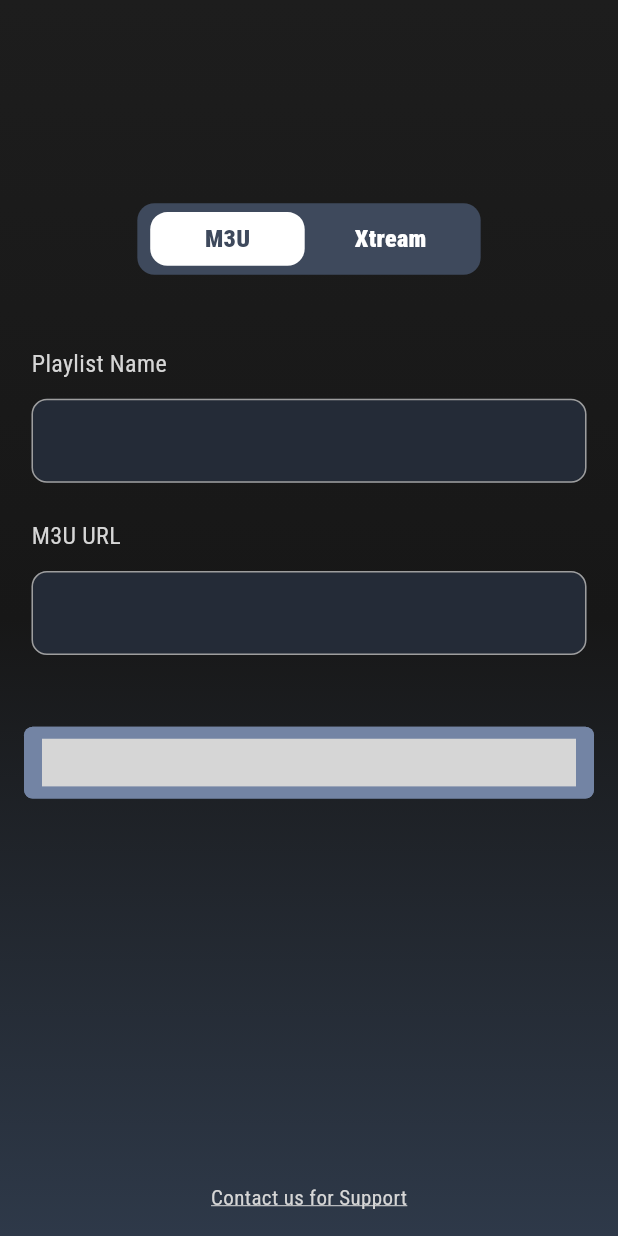
After one commit to rewannashat/WishApp, a Flutter app: the AddPlaylistScreen screen opened directly, on a phone screen of 412 x 824 dp. The commit adds this screen. Run offline on Flutter 3.47's test engine with Material 3 defaults, Android fonts, the phone set to English and light mode, and no system bars; drawn by our look-alikes of loader_overlay; our stand-ins replace bloc, device_info_plus, device_preview, flutter_bloc, flutter_screenutil, fluttertoast and 1 more; grey boxes are pictures that could not be loaded.

Commit message:
add login screens and cubit,states

```diff
--- a/lib/main.dart
+++ b/lib/main.dart
@@ -10,6 +10,7 @@ import 'package:wish/presentation/screens/BottomNav/bottomnav_cubit.dart';
 import 'package:wish/presentation/screens/BottomNav/bottomnavbar_view.dart';
 import 'package:wish/presentation/screens/Live/live_view.dart';
 import 'package:wish/presentation/screens/Live/live_viewModel/live_cubit.dart';
+import 'package:wish/presentation/screens/Logins/logins_viewModel/login_cubit.dart';
 import 'package:wish/presentation/screens/Logins/splash_view.dart';
 import 'package:wish/presentation/screens/More/more_view.dart';
 import 'package:wish/presentation/screens/Movie/movie_view.dart';
@@ -64,6 +65,9 @@ class MyApp extends StatelessWidget {
         BlocProvider(
           create: (context) => SeriesCubit(),
         ),
+        BlocProvider(
+          create: (context) => LoginCubit()..fetchDeviceData(),
+        ),
       ],
       child: MaterialApp(
         debugShowCheckedModeBanner: false,
--- a/lib/presentation/resources/font-manager.dart
+++ b/lib/presentation/resources/font-manager.dart
@@ -3,6 +3,8 @@ import 'dart:ui';
 
 class FontManager {
   static const String fontFamilyAPP = 'Almarai' ;
+  static const String fontFamAPP = 'Roboto' ;
+
 }
 
 class FontWightManager {
--- a/lib/presentation/resources/styles-manager.dart
+++ b/lib/presentation/resources/styles-manager.dart
@@ -36,14 +36,14 @@ TextStyle getRegularTextStyle({double fontSize = FontSize.s12, required Color co
 }
 
 // Medium text
-/*TextStyle getMediumTextStyle({double fontSize = FontSize.s15, required Color color}) {
+TextStyle getMediumTextStyle({double fontSize = FontSize.s15, required Color color}) {
   return _getTextStyle(
     fontSize: fontSize,
-    fontWeight: FontWightManager.fontWeightMedium,
-    fontFamily: FontManager.fontFamilyAPP,
+    fontWeight: FontWightManager.fontWeightRegular,
+    fontFamily: FontManager.fontFamAPP,
     color: color,
   );
-}*/
+}
 
 // SemiBold text
 TextStyle getSemiBoldTextStyle({double fontSize = FontSize.s20, required Color color}) {
--- /dev/null
+++ b/lib/presentation/screens/Logins/logins_viewModel/login_cubit.dart
@@ -0,0 +1,35 @@
+import 'dart:developer';
+
+import 'package:bloc/bloc.dart';
+import 'package:device_info_plus/device_info_plus.dart';
+import 'package:flutter_bloc/flutter_bloc.dart';
+
+import 'login_states.dart';
+
+
+class LoginCubit extends Cubit<LoginState> {
+  LoginCubit() : super(LoginInitial());
+
+  static LoginCubit get(context) => BlocProvider.of<LoginCubit>(context);
+
+  // == Fetch DeviceData LOGIC == //
+  String macAddress = 'Fetching...';
+//  String deviceKey = 'Fetching...';
+
+  Future<void> fetchDeviceData() async {
+    try {
+      final deviceInfo = DeviceInfoPlugin();
+      AndroidDeviceInfo androidInfo = await deviceInfo.androidInfo;
+      String uniqueId = androidInfo.id; // Unique ID for the device
+
+      // Use androidInfo properties for device identification
+      macAddress = uniqueId.substring(0, 12).toUpperCase();
+    //  deviceKey = uniqueId.substring(0, 6).toUpperCase();
+      log('deviceInfo $macAddress ');
+      emit(FetchDataSucessState());
+    } catch (e) {
+      log('Error fetching device data: $e');
+      emit(FetchDataErrorState(e.toString()));
+    }
+  }
+}
--- /dev/null
+++ b/lib/presentation/screens/Logins/logins_viewModel/login_states.dart
@@ -0,0 +1,8 @@
+abstract class LoginState {}
+
+class LoginInitial extends LoginState {}
+class FetchDataSucessState extends LoginState {}
+class FetchDataErrorState extends LoginState {
+  final String error;
+  FetchDataErrorState(this.error);
+}
--- /dev/null
+++ b/lib/presentation/screens/Logins/m3u_view.dart
@@ -0,0 +1,167 @@
+import 'package:flutter/material.dart';
+import 'package:flutter_bloc/flutter_bloc.dart';
+import 'package:flutter_screenutil/flutter_screenutil.dart';
+import 'package:url_launcher/url_launcher.dart';
+import 'package:wish/presentation/resources/font-manager.dart';
+import 'package:wish/presentation/resources/styles-manager.dart';
+import '../../resources/colors-manager.dart';
+import '../../resources/constants/custom-button-constant.dart';
+import '../../resources/constants/custom-staticwidget.dart';
+import '../../resources/constants/custom-textfield-constant.dart';
+import '../BottomNav/bottomnavbar_view.dart';
+import 'logins_viewModel/login_cubit.dart';
+
+class AddPlaylistScreen extends StatefulWidget {
+  const AddPlaylistScreen({super.key});
+
+  @override
+  _AddPlaylistScreenState createState() => _AddPlaylistScreenState();
+}
+
+class _AddPlaylistScreenState extends State<AddPlaylistScreen> {
+  final TextEditingController playlistNameController = TextEditingController();
+  final TextEditingController m3uUrlController = TextEditingController();
+  final TextEditingController userNameController = TextEditingController();
+  final TextEditingController passwordController = TextEditingController();
+  bool isM3USelected = true;
+
+  @override
+  Widget build(BuildContext context) {
+    return BlocProvider(
+      create: (context) => LoginCubit()..fetchDeviceData(),
+      child: Scaffold(
+        body: Container(
+          padding: const EdgeInsets.all(16.0),
+          decoration: const BoxDecoration(
+            gradient: LinearGradient(
+              begin: Alignment.topCenter,
+              end: Alignment.bottomCenter,
+              colors: [Color(0xff1d1d1d), Color(0xff171717), Color(0xFF2e3949)],
+            ),
+          ),
+          child: Column(
+            mainAxisAlignment: MainAxisAlignment.center,
+            children: [
+              SizedBox(height: 100.h),
+              // Toggle between M3U and Xtream
+              Container(
+                height: 40.h,
+                width: 200.w,
+                padding: EdgeInsets.symmetric(horizontal: 5.w),
+                decoration: BoxDecoration(
+                  color: const Color(0xff3E495C),
+                  borderRadius: BorderRadius.circular(10.r),
+                ),
+                alignment: Alignment.center,
+                child: Row(
+                  mainAxisAlignment: MainAxisAlignment.spaceAround,
+                  children: [
+                    _buildTabButton('M3U', isM3USelected, () => setState(() => isM3USelected = true)),
+                    _buildTabButton('Xtream', !isM3USelected, () => setState(() => isM3USelected = false)),
+                  ],
+                ),
+              ),
+              SizedBox(height: 40.h),
+              _buildInputField('Playlist Name', playlistNameController),
+              SizedBox(height: 20.h),
+              _buildInputField('M3U URL', m3uUrlController),
+              if (!isM3USelected) ...[
+                SizedBox(height: 10.h),
+                _buildInputField('User Name', userNameController),
+                SizedBox(height: 10.h),
+                _buildInputField('Password', passwordController),
+              ],
+              SizedBox(height: 40.h),
+              CustomButton(
+                width: 350.w,
+                high: 40.h,
+                txt: 'Add Playlist',
+                fontSize: FontSize.s15.sp,
+                colorTxt: ColorsManager.whiteColor,
+                colorButton: const Color(0xff7384a4),
+                outLineBorder: false,
+                fontWeight: FontWightManager.fontWeightRegular,
+                borderRadius: 5.r,
+                fontFamily: FontManager.fontFamAPP,
+                onPressed: () {
+                  NavAndRemove(ctx: context, screen: BottomNavBar());
+                },
+              ),
+              const Spacer(),
+              GestureDetector(
+                onTap: _contactSupport,
+                child: const Text(
+                  'Contact us for Support',
+                  style: TextStyle(
+                    color: Color(0xffD6D6D6),
+                    decoration: TextDecoration.underline,
+                    decorationColor: Color(0xffD6D6D6),
+                  ),
+                ),
+              ),
+            ],
+          ),
+        ),
+      ),
+    );
+  }
+
+  Widget _buildTabButton(String text, bool isSelected, VoidCallback onTap) {
+    return GestureDetector(
+      onTap: onTap,
+      child: Container(
+        width: 90.w,
+        height: 30.h,
+        decoration: BoxDecoration(
+          color: isSelected ? Colors.white : const Color(0xff3E495C),
+          borderRadius: BorderRadius.circular(10.r),
+        ),
+        alignment: Alignment.center,
+        child: Text(
+          text,
+          style: TextStyle(
+            color: isSelected ? const Color(0xff3E495C) : Colors.white,
+            fontWeight: FontWeight.w600,
+            fontSize: 14.sp,
+            fontFamily: FontManager.fontFamAPP,
+          ),
+        ),
+      ),
+    );
+  }
+
+  Widget _buildInputField(String label, TextEditingController controller) {
+    return Padding(
+      padding: const EdgeInsets.symmetric(horizontal: 5),
+      child: Column(
+        crossAxisAlignment: CrossAxisAlignment.start,
+        children: [
+          Text(label, style: getMediumTextStyle(color: const Color(0xffD6D6D6), fontSize: 14.sp)),
+          SizedBox(height: 10.h),
+          CustomTextFormField(
+            controller: controller,
+            colorBorderEnable: Colors.grey,
+            colorBorder: const Color(0xff848484),
+            fillColor: const Color(0xff242b37),
+            cursorColor: Colors.white,
+            radius: 9.r,
+          ),
+        ],
+      ),
+    );
+  }
+
+  void _contactSupport() async {
+    final Uri whatsappUrl = Uri.parse("https://wa.me/4571653898");
+    if (await canLaunchUrl(whatsappUrl)) {
+      await launchUrl(whatsappUrl, mode: LaunchMode.externalApplication);
+    } else {
+      final Uri webUrl = Uri.parse("https://web.whatsapp.com/send?phone=4571653898");
+      if (await canLaunchUrl(webUrl)) {
+        await launchUrl(webUrl, mode: LaunchMode.externalApplication);
+      } else {
+        throw 'Could not launch WhatsApp';
+      }
+    }
+  }
+}
```
Also changed, not shown: lib/presentation/resources/constants/custom-staticwidget.dart (+5 -3 lines), lib/presentation/screens/Logins/deviceData_view.dart (added, +150 -0 lines), lib/presentation/screens/Logins/splash_view.dart (+20 -9 lines), pubspec.yaml (+9 -0 lines), assets/fonts/Roboto_Condensed-Black.ttf (added), assets/fonts/Roboto_Condensed-Light.ttf (added), assets/fonts/Roboto_Condensed-Regular.ttf (added), pubspec.lock, 1 other file.
